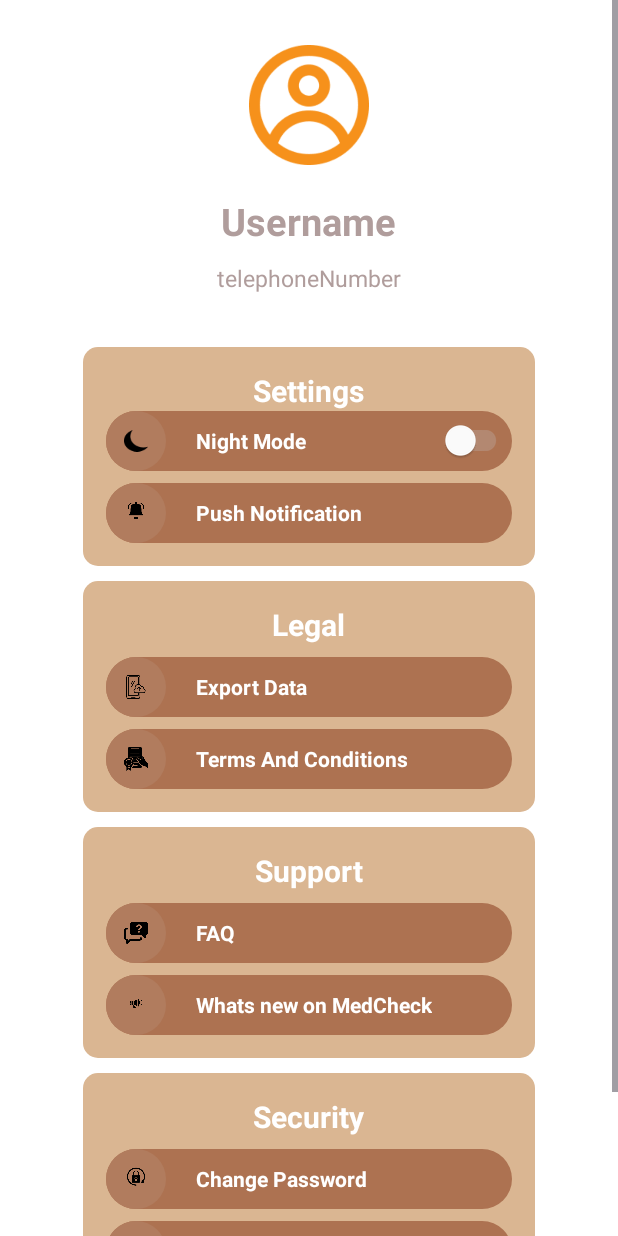
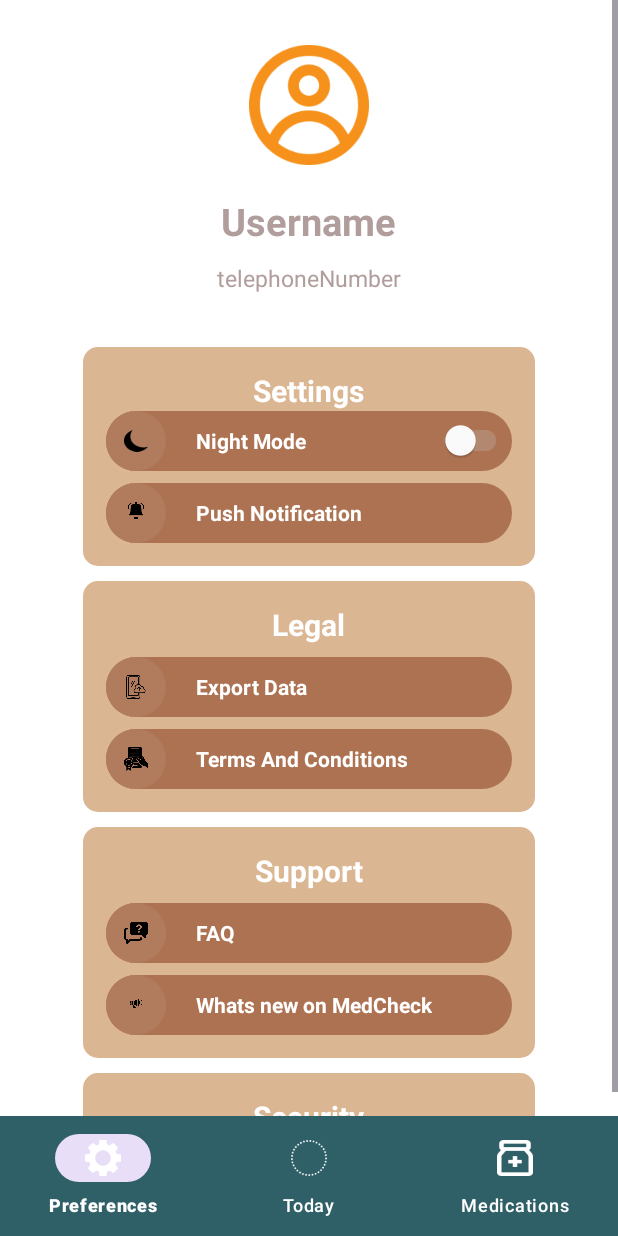
Before and after one commit to ST10036905/MedCheck, an Android app: the layout activity_preferences.xml on its own in the app's theme, with its tools: preview values and no code run, on a phone screen of 412 x 824 dp. Run offline under Robolectric (Android 15) with nearby library versions, the phone set to English and light mode, and no system bars; Roboto replaces fonts that are not available here.

Commit message:
code editing

```diff
--- a/app/src/main/java/com/example/medcheck/Dashboard.kt
+++ b/app/src/main/java/com/example/medcheck/Dashboard.kt
@@ -32,6 +32,7 @@ class Dashboard : AppCompatActivity() {
 		super.onCreate(savedInstanceState)
 		enableEdgeToEdge()  // Enable edge-to-edge display for immersive UI
 
+		setContentView(R.layout.activity_dashboard) // Make sure the layout is correct
 		// Initialize ViewBinding
 		binding = ActivityDashboardBinding.inflate(layoutInflater)
 		setContentView(binding.root)  // Set the content view to the inflated binding
--- a/app/src/main/java/com/example/medcheck/MainActivity.kt
+++ b/app/src/main/java/com/example/medcheck/MainActivity.kt
@@ -28,7 +28,7 @@ class MainActivity : AppCompatActivity() {
 
         // Get the "Get Started" button using binding
         binding.getStartedBtn.setOnClickListener {
-            val intent = Intent(this, Welcome::class.java)
+            val intent = Intent(this, Dashboard::class.java)
             startActivity(intent)
         }
 
--- a/app/src/main/java/com/example/medcheck/MedicineDetailsActivity.kt
+++ b/app/src/main/java/com/example/medcheck/MedicineDetailsActivity.kt
@@ -25,6 +25,8 @@ class MedicineDetailsActivity : AppCompatActivity() {
 
 	override fun onCreate(savedInstanceState: Bundle?) {
 		super.onCreate(savedInstanceState)
+
+
 		enableEdgeToEdge()
 		setContentView(R.layout.activity_medicine_details)
 		ViewCompat.setOnApplyWindowInsetsListener(findViewById(R.id.main)) { v, insets ->
--- a/app/src/main/res/layout/activity_preferences.xml
+++ b/app/src/main/res/layout/activity_preferences.xml
@@ -380,5 +380,16 @@
             </LinearLayout>
         </LinearLayout>
     </ScrollView>
-
+    <!-- Bottom Navigation (Preferences, Today, Medicine) -->
+    <com.google.android.material.bottomnavigation.BottomNavigationView
+        android:id="@+id/bottom_navigation"
+        android:layout_width="match_parent"
+        android:layout_height="wrap_content"
+        app:menu="@menu/bottom_navigation_menu"
+        app:itemIconTint="@color/white"
+        app:itemTextColor="@color/white"
+        app:layout_constraintBottom_toBottomOf="parent"
+        app:layout_constraintStart_toStartOf="parent"
+        app:layout_constraintEnd_toEndOf="parent"
+        android:background="@color/BTN_darkerTextBlue"/>
 </androidx.constraintlayout.widget.ConstraintLayout>
```
Also changed, not shown: app/src/main/AndroidManifest.xml (+24 -17 lines), app/src/main/java/com/example/medcheck/MyMedicine.kt (+30 -18 lines), app/src/main/java/com/example/medcheck/Preferences.kt (+11 -6 lines), app/src/main/res/values/strings.xml (+10 -2 lines).
